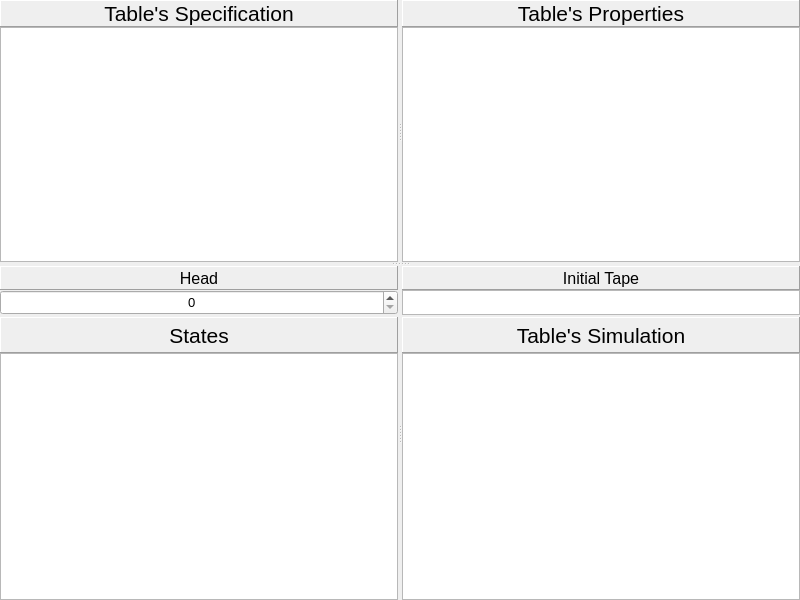
This is Qt/TuringsMachineSimulator/machinesimulation.ui in fabioalves98/TuringsMachineGenerator as Qt 5 draws it before an edit. The edited form follows.
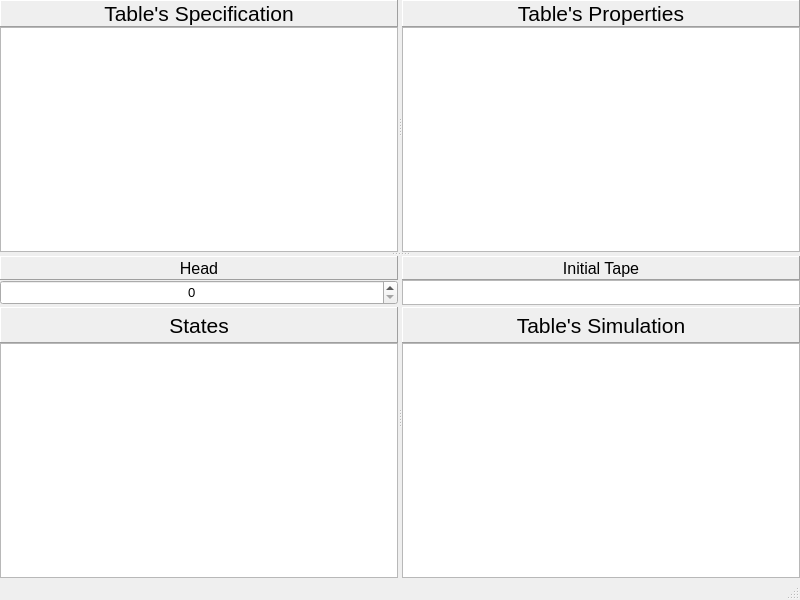
This is the edited form.

Commit message: Added some icons and status bar to the simulation

Patch:
```diff
--- a/Qt/TuringsMachineSimulator/machinesimulation.ui
+++ b/Qt/TuringsMachineSimulator/machinesimulation.ui
@@ -112,7 +112,7 @@
        <property name="orientation">
         <enum>Qt::Horizontal</enum>
        </property>
-       <widget class="QWidget" name="">
+       <widget class="QWidget" name="layoutWidget">
         <layout class="QVBoxLayout" name="rightSim">
          <property name="spacing">
           <number>2</number>
@@ -214,7 +214,7 @@
          </item>
         </layout>
        </widget>
-       <widget class="QWidget" name="">
+       <widget class="QWidget" name="layoutWidget">
         <layout class="QVBoxLayout" name="leftSim">
          <property name="spacing">
           <number>2</number>
@@ -316,6 +316,7 @@
     </item>
    </layout>
   </widget>
+  <widget class="QStatusBar" name="statusBar"/>
  </widget>
  <resources/>
  <connections/>
```
The commit also changes 20 other files.
